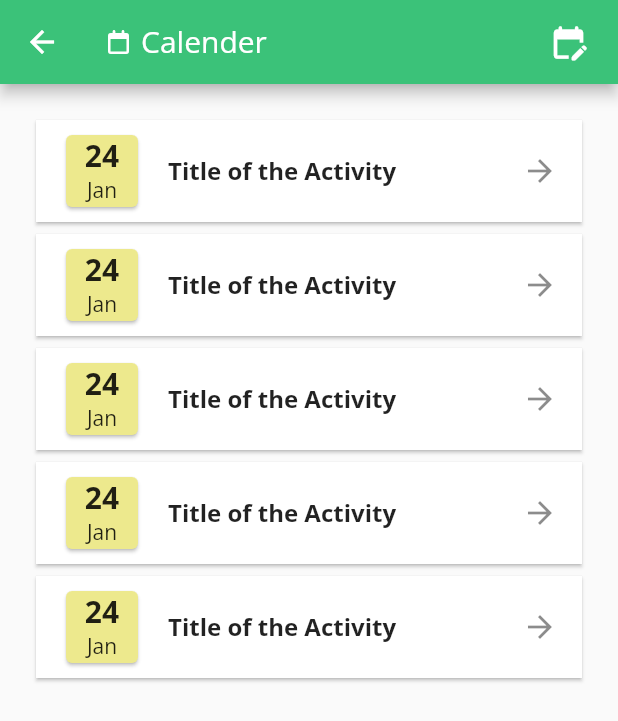
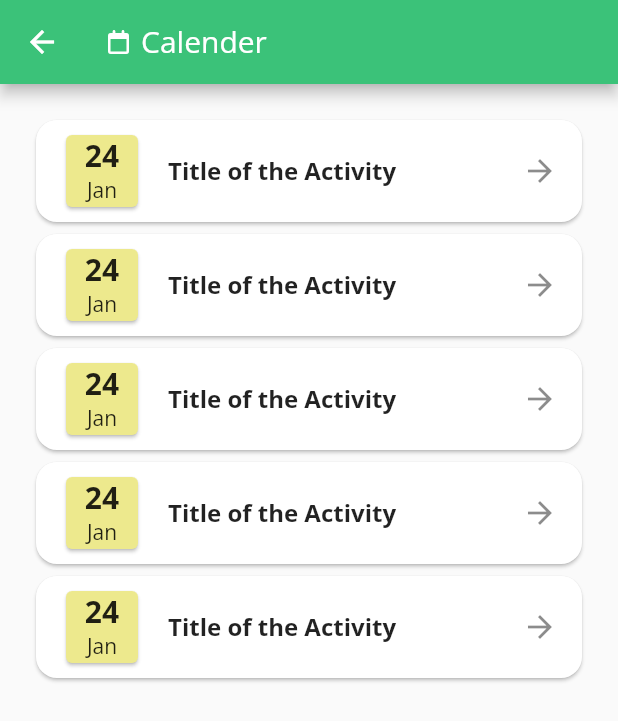
Before and after one commit to ShivamHasurkar/psl_foundation, a Flutter app: the screen it shows after launch, item 2 of the bottom bar chosen, after a tap on the "edit calendar" icon, on a phone screen of 412 x 824 dp. Shown: the top 721 px of the screen. Run offline on Flutter 3.47's test engine with Material 2 defaults, Android fonts, the phone set to English and light mode, and no system bars; our stand-ins replace firebase_core, flutter_form_builder, flutter_svg, font_awesome_flutter, form_builder_validators, get; accounts and stored records are empty.

Commit message:
added past activities page

```diff
--- a/lib/views/calender_page.dart
+++ b/lib/views/calender_page.dart
@@ -10,7 +10,29 @@ class CalenderPage extends StatelessWidget {
   Widget build(BuildContext context) {
     return Scaffold(
 
-      appBar: const PFAppBar(title: "Calender",icon: FontAwesomeIcons.calendar),
+      appBar:AppBar(
+    title: Row(
+    children: [
+    Padding(
+    padding: const EdgeInsets.only(right: 8),
+    child: FaIcon(
+    FontAwesomeIcons.calendar,
+    size: 16,
+    ),
+    ),
+    Text(
+    "Calender",
+    style: const TextStyle(
+    color: Colors.white
+    ),
+    ),
+    ],
+    ),
+    iconTheme: IconThemeData(
+    color: Colors.white
+    ),
+    ),
+
       body:Container(
         margin: EdgeInsets.all(kDefaultSpace),
         child: ListView.builder(
@@ -19,11 +41,18 @@ class CalenderPage extends StatelessWidget {
               return Container(
                 // margin: EdgeInsets.only(bottom: 5.0),
                 // height: 80,
+
                 child: Card(
-                  shape: RoundedRectangleBorder(),
+                  shape: RoundedRectangleBorder(
+                    borderRadius: BorderRadius.circular(14),
+                  ),
+
                   child:Padding(
                     padding: const EdgeInsets.symmetric(vertical: 6),
                     child: ListTile(
+                        shape: RoundedRectangleBorder(
+                          borderRadius: BorderRadius.circular(14),
+                        ),
                       tileColor: Colors.white,
                       leading:AspectRatio(
                           aspectRatio: 1,
--- a/lib/views/past_activities.dart
+++ b/lib/views/past_activities.dart
@@ -1,7 +1,9 @@
 import 'package:flutter/material.dart';
+import 'package:psl_foundation/constant.dart';
 import 'package:psl_foundation/views/registered_participants_page.dart';
 import 'package:font_awesome_flutter/font_awesome_flutter.dart';
 import 'package:psl_foundation/views/widgets/appbar.dart';
+import 'package:get/get.dart';
 class PastActivities extends StatelessWidget {
   const PastActivities({Key? key}) : super(key: key);
 
@@ -10,14 +12,62 @@ class PastActivities extends StatelessWidget {
     return Scaffold(
       appBar: const PFAppBar(title: "Past Activities",icon: FontAwesomeIcons.thumbtack),
       body: Container(
-        child:FloatingActionButton(
-            onPressed: () {
-              Navigator.push(
-                context,
-                MaterialPageRoute(builder: (context) => const RegisteredPage()),
+        margin: EdgeInsets.all(kDefaultSpace),
+        child: ListView.builder(
+            itemCount: 5,
+            itemBuilder: (BuildContext context, int index) {
+              return Container(
+                margin: EdgeInsets.only(bottom: 5.0),
+                child: InkWell(
+                  onTap:(){
+
+                  },
+                  child: Card(
+
+                    shape: RoundedRectangleBorder(
+                      borderRadius: BorderRadius.circular(14),
+                    ),
+                    child:Padding(
+
+                      padding: const EdgeInsets.symmetric(vertical: 6),
+                      child: ListTile(
+                        shape: RoundedRectangleBorder(
+                          borderRadius: BorderRadius.circular(14),
+                        ),
+                        tileColor: Colors.white,
+                        leading: CircleAvatar(
+                          backgroundColor: kColorPrimary,
+                          child:
+                          FaIcon(
+                            FontAwesomeIcons.check,
+                            color: Colors.white,
+                          ),
+                        ),
+                        title:Text('Activity Name',
+                          style: TextStyle(
+                              fontWeight: FontWeight.bold
+                          ),
+                        ),
+
+                        subtitle: Row(
+                          children: [
+                            Text('Activity Owner  :  XYZ\nActivity Type  :  Donation Drivre\nDate  :  23-Jan-2023\nLivesTouched  :  200',
+                              style: TextStyle(
+                                  color: Colors.black
+                              ),
+                            ),
+
+
+                          ],
+                        ),
+                      ),
+                    ),
+
+                    //ListTile
+                  ),
+                ),
               );
-            },
-        )
+            }),
       ),
 
     );
--- a/lib/views/registered_participants_page.dart
+++ b/lib/views/registered_participants_page.dart
@@ -9,7 +9,6 @@ class RegisteredPage extends StatelessWidget {
   @override
   Widget build(BuildContext context) {
     return Scaffold(
-
       appBar: const PFAppBar(title: "Registered Participants",icon: FontAwesomeIcons.calendar),
       body: Container(
         margin: EdgeInsets.all(kDefaultSpace),
@@ -20,8 +19,13 @@ class RegisteredPage extends StatelessWidget {
               return Container(
                 margin: EdgeInsets.only(bottom: 5.0),
                 child: Card(
-                  shape: RoundedRectangleBorder(),
+                  shape: RoundedRectangleBorder(
+                    borderRadius: BorderRadius.circular(14),
+                  ),
                   child:ListTile(
+                    shape: RoundedRectangleBorder(
+                      borderRadius: BorderRadius.circular(14),
+                    ),
                     tileColor: Colors.white,
                     leading: CircleAvatar(
                       backgroundImage: AssetImage('assets/images/avtar_image.jpg'),
```
Also changed, not shown: assets/images/activity_avtar_2.jpg (added).
